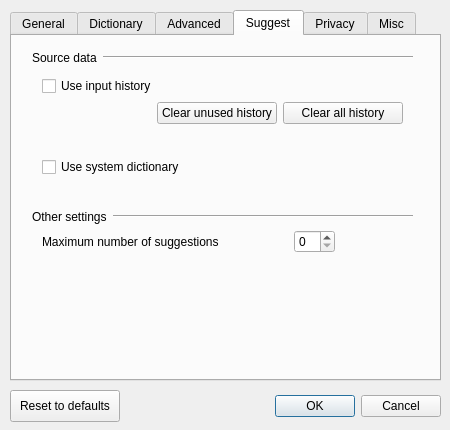
Before: the Qt Designer form src/gui/config_dialog/config_dialog.ui in niw/mozc, drawn with Qt 5.
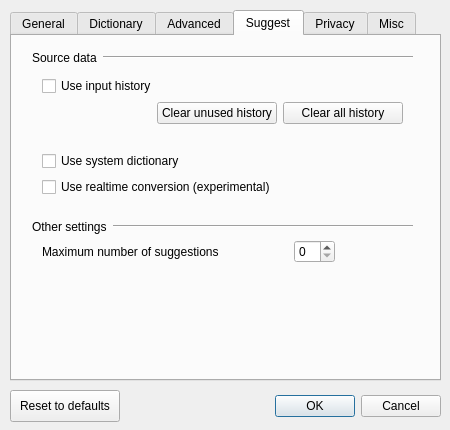
After: the same form once the commit is applied. The open tabs and pages were chosen to show the change. Custom widgets are drawn as their Qt base class.

```diff
--- a/src/gui/config_dialog/config_dialog.ui
+++ b/src/gui/config_dialog/config_dialog.ui
@@ -732,7 +732,7 @@
       <property name="geometry">
        <rect>
         <x>20</x>
-        <y>170</y>
+        <y>180</y>
         <width>381</width>
         <height>21</height>
        </rect>
@@ -764,7 +764,7 @@
       <property name="geometry">
        <rect>
         <x>30</x>
-        <y>190</y>
+        <y>200</y>
         <width>361</width>
         <height>31</height>
        </rect>
@@ -814,7 +814,7 @@
         <x>30</x>
         <y>40</y>
         <width>361</width>
-        <height>101</height>
+        <height>121</height>
        </rect>
       </property>
       <layout class="QGridLayout" name="gridLayout_4">
@@ -884,6 +884,13 @@
          </property>
         </spacer>
        </item>
+       <item row="4" column="0" colspan="3">
+        <widget class="QCheckBox" name="realtimeConversionCheckBox">
+         <property name="text">
+          <string>Use realtime conversion (experimental)</string>
+         </property>
+        </widget>
+       </item>
       </layout>
      </widget>
     </widget>
```
Left out of the diff: 14 changed lines with no effect on the pictures.
